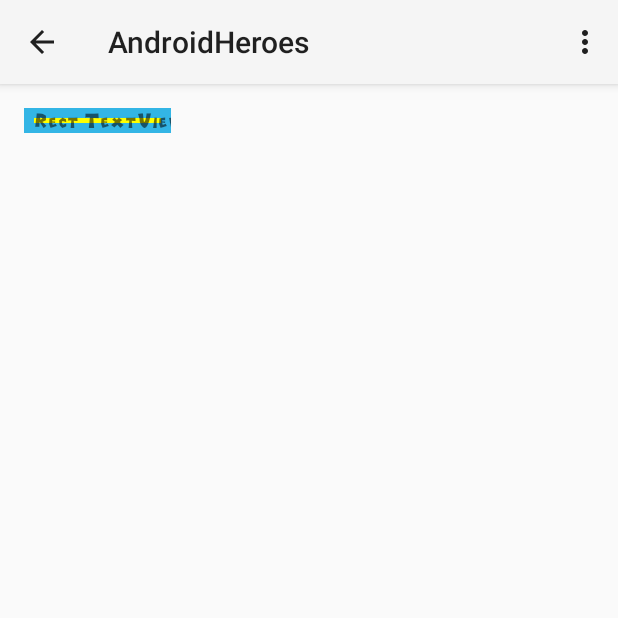
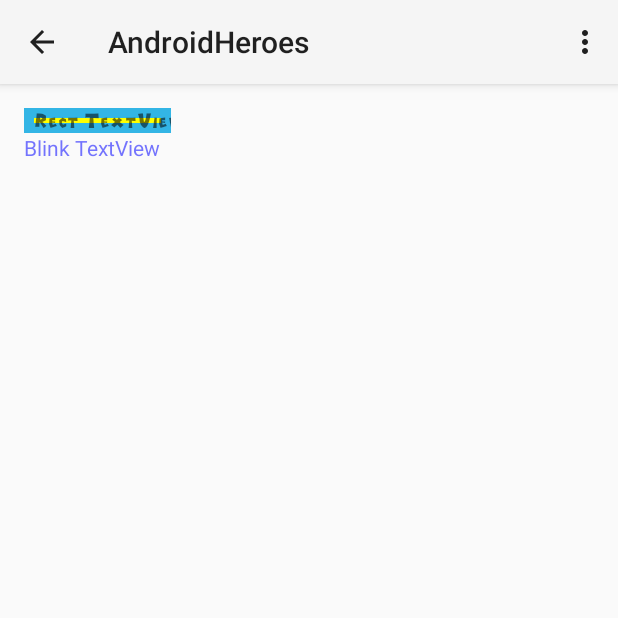
Before and after one commit to jzfree/androidHeroes, an Android app: the screen it shows after launch (MainActivity), in the options menu, after a tap on "Settings", on a phone screen of 412 x 824 dp, the top half of it. Run offline under Robolectric (Android 15) with nearby library versions, the phone set to English and light mode, and no system bars; 2 statements that could not run were skipped.

Commit message:
FEATURE 实现闪烁效果的textview

```diff
--- /dev/null
+++ b/app/src/main/java/com/jiu/androidheroes/views/BlinkTextView.java
@@ -0,0 +1,65 @@
+package com.jiu.androidheroes.views;
+
+import android.content.Context;
+import android.graphics.Canvas;
+import android.graphics.Color;
+import android.graphics.LinearGradient;
+import android.graphics.Matrix;
+import android.graphics.Paint;
+import android.graphics.Shader;
+import android.util.AttributeSet;
+import android.widget.TextView;
+
+/**
+ * Created by jiu on 15/10/22.
+ */
+public class BlinkTextView extends TextView {
+    private Paint mPaint;
+    private LinearGradient mLinearGradient;
+    private Matrix mGradientMaxtrix;
+    private int mTranslate = 0;
+
+    private int mViewWidth;
+
+    public BlinkTextView(Context context) {
+        super(context);
+    }
+
+    public BlinkTextView(Context context, AttributeSet attrs) {
+        super(context, attrs);
+    }
+
+    public BlinkTextView(Context context, AttributeSet attrs, int defStyleAttr) {
+        super(context, attrs, defStyleAttr);
+    }
+
+    @Override
+    protected void onSizeChanged(int w, int h, int oldw, int oldh) {
+        super.onSizeChanged(w, h, oldw, oldh);
+
+        if (mViewWidth == 0) {
+            mViewWidth = getMeasuredWidth();
+            if (mViewWidth > 0) {
+                mPaint = getPaint();
+                mLinearGradient = new LinearGradient(0, 0, mViewWidth, 0,
+                        new int[]{Color.BLUE, 0xffffffff, Color.BLUE}, null, Shader.TileMode.CLAMP);
+                mPaint.setShader(mLinearGradient);
+                mGradientMaxtrix = new Matrix();
+            }
+        }
+    }
+
+    @Override
+    protected void onDraw(Canvas canvas) {
+        super.onDraw(canvas);
+        if (mGradientMaxtrix != null) {
+            mTranslate += mViewWidth / 5;
+            if (mTranslate > 2 * mViewWidth) {
+                mTranslate = -mViewWidth;
+            }
+            mGradientMaxtrix.setTranslate(mTranslate, 0);
+            mLinearGradient.setLocalMatrix(mGradientMaxtrix);
+            postInvalidateDelayed(100);
+        }
+    }
+}
--- a/app/src/main/res/layout/view_fragment.xml
+++ b/app/src/main/res/layout/view_fragment.xml
@@ -12,16 +12,18 @@
     <com.jiu.androidheroes.RoundCornerImageView
         android:id="@+id/image"
         android:layout_width="wrap_content"
-        android:layout_height="wrap_content">
-
-    </com.jiu.androidheroes.RoundCornerImageView>
+        android:layout_height="wrap_content" />
 
     <com.jiu.androidheroes.views.RectTextView
         android:id="@+id/rect_text_view"
         android:layout_width="wrap_content"
         android:layout_height="wrap_content"
         android:text="@string/rect_text_view"
-        androidheroes:fontName="pipe_dream.ttf">
+        androidheroes:fontName="pipe_dream.ttf" />
 
-    </com.jiu.androidheroes.views.RectTextView>
+    <com.jiu.androidheroes.views.BlinkTextView
+        android:id="@+id/blink_text_view"
+        android:layout_width="wrap_content"
+        android:layout_height="wrap_content"
+        android:text="@string/blink_text_view" />
 </LinearLayout>
--- a/app/src/main/res/values/strings.xml
+++ b/app/src/main/res/values/strings.xml
@@ -13,4 +13,5 @@
     <string name="action_settings">Settings</string>
 
     <string name="rect_text_view">Rect TextView</string>
+    <string name="blink_text_view">Blink TextView</string>
 </resources>
```
